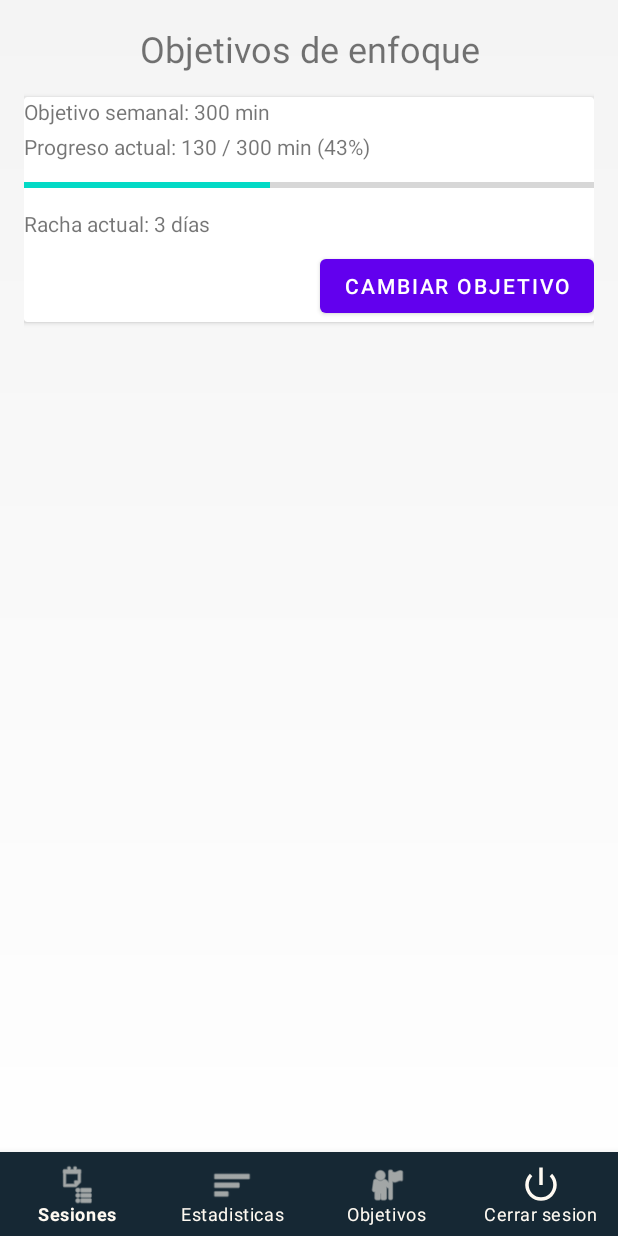
After one commit to reguue2/focustrackr, an Android app: the fragment GoalsFragment placed in its activity, on a phone screen of 412 x 824 dp. The commit adds this screen. Run offline under Robolectric (Android 15) with nearby library versions, the phone set to English and light mode, and no system bars; our stand-ins replace Room's generated code.

Commit message:
Objetivos implementado

```diff
--- a/app/src/main/java/com/example/focustrackr/data/local/dao/SessionDao.java
+++ b/app/src/main/java/com/example/focustrackr/data/local/dao/SessionDao.java
@@ -58,4 +58,36 @@ public interface SessionDao {
      */
     @Delete
     void delete(SessionEntity session);
+
+    /**
+     * Calcula la suma de minutos en un rango de fechas.
+     * Utilizado para medir el progreso semanal.
+     */
+    @Query("SELECT SUM(durationMinutes) FROM sessions WHERE timestamp BETWEEN :startDate AND :endDate")
+    LiveData<Integer> getDurationBetweenDates(long startDate, long endDate);
+
+    /**
+     * Obtiene los minutos agrupados por día.
+     * Utilizado para calcular rachas consecutivas.
+     */
+    @Query("SELECT DATE(timestamp / 1000, 'unixepoch') AS day, SUM(durationMinutes) AS totalMinutes " +
+            "FROM sessions " +
+            "GROUP BY day " +
+            "ORDER BY day DESC")
+    LiveData<List<DayDuration>> getDailyDurations();
+
+    /**
+     * Obtiene las sesiones en un rango de fechas.
+     * Útil para estadísticas adicionales de la semana.
+     */
+    @Query("SELECT * FROM sessions WHERE timestamp BETWEEN :startDate AND :endDate ORDER BY durationMinutes DESC")
+    LiveData<List<SessionEntity>> getSessionsBetweenDates(long startDate, long endDate);
+
+    /**
+     * Clase para representar la duración agrupada por día.
+     */
+    class DayDuration {
+        public String day;
+        public int totalMinutes;
+    }
 }
--- a/app/src/main/java/com/example/focustrackr/data/repository/SessionRepository.java
+++ b/app/src/main/java/com/example/focustrackr/data/repository/SessionRepository.java
@@ -77,4 +77,19 @@ public class SessionRepository {
     public void deleteSession(SessionEntity session) {
         executorService.execute(() -> sessionDao.delete(session));
     }
+
+    /**
+     * Obtiene los minutos registradas entre dos fechas.
+     */
+    public LiveData<Integer> getDurationBetweenDates(long startDate, long endDate) {
+        return sessionDao.getDurationBetweenDates(startDate, endDate);
+    }
+
+    /**
+     * Obtiene los datos diarios (para calcular rachas).
+     */
+    public LiveData<List<SessionDao.DayDuration>> getDailyDurations() {
+        return sessionDao.getDailyDurations();
+    }
+
 }
--- /dev/null
+++ b/app/src/main/java/com/example/focustrackr/ui/main/GoalsFragment.java
@@ -0,0 +1,122 @@
+package com.example.focustrackr.ui.main;
+
+import android.app.AlertDialog;
+import android.os.Bundle;
+import android.text.InputType;
+import android.view.LayoutInflater;
+import android.view.View;
+import android.view.ViewGroup;
+import android.widget.EditText;
+import android.widget.ProgressBar;
+import android.widget.TextView;
+
+import androidx.annotation.NonNull;
+import androidx.annotation.Nullable;
+import androidx.fragment.app.Fragment;
+import androidx.lifecycle.ViewModelProvider;
+
+import com.example.focustrackr.R;
+import com.example.focustrackr.data.local.dao.SessionDao;
+
+import java.util.List;
+
+/**
+ * Fragmento de objetivos semanales de enfoque.
+ * Muestra progreso actual y racha activa.
+ */
+public class GoalsFragment extends Fragment {
+
+    private GoalsViewModel viewModel;
+    private TextView tvWeeklyGoal, tvWeeklyStatus, tvCurrentStreak;
+    private ProgressBar progressWeekly;
+
+    @Nullable
+    @Override
+    public View onCreateView(@NonNull LayoutInflater inflater, @Nullable ViewGroup container, @Nullable Bundle savedInstanceState) {
+        return inflater.inflate(R.layout.fragment_goals, container, false);
+    }
+
+    @Override
+    public void onViewCreated(@NonNull View view, @Nullable Bundle savedInstanceState) {
+        super.onViewCreated(view, savedInstanceState);
+
+        tvWeeklyGoal = view.findViewById(R.id.tvWeeklyGoal);
+        tvWeeklyStatus = view.findViewById(R.id.tvWeeklyStatus);
+        tvCurrentStreak = view.findViewById(R.id.tvCurrentStreak);
+        progressWeekly = view.findViewById(R.id.progressWeekly);
+
+        viewModel = new ViewModelProvider(this).get(GoalsViewModel.class);
+
+        MainViewModel mainViewModel = new ViewModelProvider(requireActivity()).get(MainViewModel.class);
+        viewModel.connectMainViewModel(mainViewModel);
+
+        view.findViewById(R.id.btnChangeGoal).setOnClickListener(v -> showGoalDialog());
+
+        observeData();
+    }
+
+    /**
+     * Observa los datos expuestos por el ViewModel.
+     */
+    private void observeData() {
+        viewModel.getWeeklyGoal().observe(getViewLifecycleOwner(), goal -> {
+            tvWeeklyGoal.setText("Objetivo semanal: " + goal + " min");
+            Integer progress = viewModel.getWeeklyProgress().getValue();
+            int percent = goal > 0 && progress != null ? (progress * 100 / goal) : 0;
+            tvWeeklyStatus.setText("Progreso actual: " + (progress != null ? progress : 0) + " / " + goal + " min (" + percent + "%)");
+            progressWeekly.setProgress(percent);
+        });
+
+        viewModel.getWeeklyProgress().observe(getViewLifecycleOwner(), progress -> {
+            Integer goal = viewModel.getWeeklyGoal().getValue();
+            int percent = (goal != null && goal > 0) ? (progress * 100 / goal) : 0;
+            tvWeeklyStatus.setText("Progreso actual: " + progress + (goal != null ? " / " + goal + " min (" + percent + "%)" : " min"));
+            progressWeekly.setProgress(percent);
+        });
+
+        viewModel.getCurrentStreak().observe(getViewLifecycleOwner(), streak ->
+                tvCurrentStreak.setText("Racha actual: " + streak + " días"));
+    }
+
+    /**
+     * Fuerza actualización al volver a esta pestaña.
+     */
+    @Override
+    public void onResume() {
+        super.onResume();
+        MainViewModel mainViewModel = new ViewModelProvider(requireActivity()).get(MainViewModel.class);
+
+        Integer progress = mainViewModel.getWeeklyDuration().getValue();
+        if (progress != null) {
+            viewModel.setWeeklyProgress(progress);
+        }
+
+        List<SessionDao.DayDuration> dailyData = mainViewModel.getDailyDurations().getValue();
+        if (dailyData != null) {
+            viewModel.forceRecalculateStreak(dailyData);
+        }
+    }
+
+    /**
+     * Muestra un diálogo para cambiar el objetivo semanal.
+     */
+    private void showGoalDialog() {
+        AlertDialog.Builder builder = new AlertDialog.Builder(getContext());
+        builder.setTitle("Nuevo objetivo semanal (min)");
+
+        final EditText input = new EditText(getContext());
+        input.setInputType(InputType.TYPE_CLASS_NUMBER);
+        builder.setView(input);
+
+        builder.setPositiveButton("Guardar", (dialog, which) -> {
+            String value = input.getText().toString();
+            if (!value.isEmpty()) {
+                int newGoal = Integer.parseInt(value);
+                viewModel.setWeeklyGoal(newGoal);
+            }
+        });
+
+        builder.setNegativeButton("Cancelar", (dialog, which) -> dialog.cancel());
+        builder.show();
+    }
+}
--- /dev/null
+++ b/app/src/main/java/com/example/focustrackr/ui/main/GoalsViewModel.java
@@ -0,0 +1,118 @@
+package com.example.focustrackr.ui.main;
+
+import android.app.Application;
+import android.content.SharedPreferences;
+
+import androidx.lifecycle.AndroidViewModel;
+import androidx.lifecycle.LiveData;
+import androidx.lifecycle.MutableLiveData;
+
+import com.example.focustrackr.data.local.dao.SessionDao;
+import com.example.focustrackr.utils.Constants;
+
+import java.text.SimpleDateFormat;
+import java.util.Calendar;
+import java.util.HashSet;
+import java.util.List;
+import java.util.Locale;
+import java.util.Set;
+
+/**
+ * ViewModel responsable de los datos de objetivos.
+ */
+public class GoalsViewModel extends AndroidViewModel {
+
+    private final SharedPreferences prefs;
+
+    private final MutableLiveData<Integer> weeklyGoal;
+    private final MutableLiveData<Integer> weeklyProgress = new MutableLiveData<>(0);
+    private final MutableLiveData<Integer> currentStreak = new MutableLiveData<>(0);
+
+    public GoalsViewModel(Application application) {
+        super(application);
+        prefs = application.getSharedPreferences(Constants.PREFS_NAME, 0);
+        int savedGoal = prefs.getInt(Constants.PREF_WEEKLY_GOAL, 300);
+        weeklyGoal = new MutableLiveData<>(savedGoal);
+    }
+
+    public LiveData<Integer> getWeeklyGoal() { return weeklyGoal; }
+    public LiveData<Integer> getWeeklyProgress() { return weeklyProgress; }
+    public LiveData<Integer> getCurrentStreak() { return currentStreak; }
+
+    /**
+     * Establece un nuevo objetivo semanal y lo guarda.
+     */
+    public void setWeeklyGoal(int minutes) {
+        prefs.edit().putInt(Constants.PREF_WEEKLY_GOAL, minutes).apply();
+        weeklyGoal.setValue(minutes);
+    }
+
+    /**
+     * Actualiza el progreso semanal actual.
+     */
+    public void setWeeklyProgress(int minutes) {
+        weeklyProgress.setValue(minutes);
+    }
+
+    /**
+     * Actualiza la racha actual.
+     */
+    public void setCurrentStreak(int days) {
+        currentStreak.setValue(days);
+    }
+
+    /**
+     * Vincula datos del MainViewModel para obtener progreso real y racha.
+     */
+    public void connectMainViewModel(MainViewModel mainViewModel) {
+        mainViewModel.getWeeklyDuration().observeForever(progress ->
+                setWeeklyProgress(progress != null ? progress : 0));
+
+        mainViewModel.getDailyDurations().observeForever(this::calculateStreak);
+    }
+
+    /**
+     * Calcula la racha de días consecutivos con sesiones.
+     */
+    public void calculateStreak(List<SessionDao.DayDuration> dayDurations) {
+        if (dayDurations == null || dayDurations.isEmpty()) {
+            setCurrentStreak(0);
+            return;
+        }
+
+        Set<String> daysWithSessions = new HashSet<>();
+        for (SessionDao.DayDuration dayDuration : dayDurations) {
+            if (dayDuration != null && dayDuration.totalMinutes > 0 && dayDuration.day != null) {
+                daysWithSessions.add(dayDuration.day);
+            }
+        }
+
+        if (daysWithSessions.isEmpty()) {
+            setCurrentStreak(0);
+            return;
+        }
+
+        SimpleDateFormat sdf = new SimpleDateFormat("yyyy-MM-dd", Locale.getDefault());
+        Calendar calendar = Calendar.getInstance();
+
+        int streak = 0;
+        while (true) {
+            String currentDay = sdf.format(calendar.getTime());
+            if (daysWithSessions.contains(currentDay)) {
+                streak++;
+                calendar.add(Calendar.DAY_OF_MONTH, -1);
+            } else {
+                break;
+            }
+        }
+
+        setCurrentStreak(streak);
+    }
+
+    /**
+     * Fuerza un recálculo explícito de la racha.
+     */
+    public void forceRecalculateStreak(List<SessionDao.DayDuration> dailyData) {
+        calculateStreak(dailyData);
+    }
+}
--- a/app/src/main/java/com/example/focustrackr/ui/main/MainActivity.java
+++ b/app/src/main/java/com/example/focustrackr/ui/main/MainActivity.java
@@ -52,6 +52,13 @@ public class MainActivity extends AppCompatActivity {
                         .commit();
                 return true;
 
+            } else if (id == R.id.nav_goals) {
+                getSupportFragmentManager()
+                        .beginTransaction()
+                        .replace(R.id.fragmentContainer, new GoalsFragment())
+                        .commit();
+                return true;
+
             } else if (id == R.id.nav_logout) {
                 confirmLogout();
                 return true;
@@ -59,6 +66,7 @@ public class MainActivity extends AppCompatActivity {
 
             return false;
         });
+
 
         // Carga por defecto la lista de sesiones.
         if (savedInstanceState == null) {
--- a/app/src/main/java/com/example/focustrackr/ui/main/MainViewModel.java
+++ b/app/src/main/java/com/example/focustrackr/ui/main/MainViewModel.java
@@ -6,9 +6,11 @@ import androidx.annotation.NonNull;
 import androidx.lifecycle.AndroidViewModel;
 import androidx.lifecycle.LiveData;
 
+import com.example.focustrackr.data.local.dao.SessionDao;
 import com.example.focustrackr.data.local.entity.SessionEntity;
 import com.example.focustrackr.data.repository.SessionRepository;
 
+import java.util.Calendar;
 import java.util.List;
 
 /**
@@ -22,6 +24,8 @@ public class MainViewModel extends AndroidViewModel {
     private final LiveData<Integer> totalDuration;
     private final LiveData<Integer> totalSessions;
     private final LiveData<Float> avgFocus;
+    private final LiveData<Integer> weeklyDuration;
+    private final LiveData<List<SessionDao.DayDuration>> dailyDurations;
 
     public MainViewModel(@NonNull Application application) {
         super(application);
@@ -32,10 +36,26 @@ public class MainViewModel extends AndroidViewModel {
         totalDuration = sessionRepository.getTotalDuration();
         totalSessions = sessionRepository.getTotalSessions();
         avgFocus = sessionRepository.getAvgFocus();
+
+        // Calcula progresión semanal desde el lunes actual hasta ahora.
+        Calendar calendar = Calendar.getInstance();
+        calendar.set(Calendar.HOUR_OF_DAY, 0);
+        calendar.set(Calendar.MINUTE, 0);
+        calendar.set(Calendar.SECOND, 0);
+        calendar.set(Calendar.MILLISECOND, 0);
+        calendar.set(Calendar.DAY_OF_WEEK, Calendar.MONDAY);
+        long start = calendar.getTimeInMillis();
+        long end = System.currentTimeMillis();
+        weeklyDuration = sessionRepository.getDurationBetweenDates(start, end);
+
+        // Datos diarios para cálculo de racha.
+        dailyDurations = sessionRepository.getDailyDurations();
     }
 
     public LiveData<List<SessionEntity>> getSessions() { return sessions; }
     public LiveData<Integer> getTotalDuration() { return totalDuration; }
     public LiveData<Integer> getTotalSessions() { return totalSessions; }
     public LiveData<Float> getAvgFocus() { return avgFocus; }
+    public LiveData<Integer> getWeeklyDuration() { return weeklyDuration; }
+    public LiveData<List<SessionDao.DayDuration>> getDailyDurations() { return dailyDurations; }
 }
--- a/app/src/main/java/com/example/focustrackr/utils/Constants.java
+++ b/app/src/main/java/com/example/focustrackr/utils/Constants.java
@@ -14,4 +14,7 @@ public class Constants {
 
     // Clave para envío de email entre actividades
     public static final String EXTRA_USER_EMAIL = "USER_EMAIL";
+
+    // Objetivo semanal de enfoque (minutos)
+    public static final String PREF_WEEKLY_GOAL = "weekly_goal";
 }
--- /dev/null
+++ b/app/src/main/res/layout/fragment_goals.xml
@@ -0,0 +1,90 @@
+<?xml version="1.0" encoding="utf-8"?>
+<ScrollView xmlns:android="http://schemas.android.com/apk/res/android"
+    android:layout_width="match_parent"
+    android:layout_height="match_parent"
+    android:padding="16dp">
+
+    <LinearLayout
+        android:layout_width="match_parent"
+        android:layout_height="wrap_content"
+        android:orientation="vertical">
+
+        <!-- Título -->
+        <TextView
+            android:id="@+id/tvGoalsTitle"
+            android:layout_width="match_parent"
+            android:layout_height="wrap_content"
+            android:text="Objetivos de enfoque"
+            android:textAlignment="center"
+            android:textSize="24sp"
+            android:paddingBottom="16dp" />
+
+        <!-- Card con datos principales -->
+        <androidx.cardview.widget.CardView
+            android:layout_width="match_parent"
+            android:layout_height="wrap_content"
+            android:layout_marginBottom="16dp"
+            android:padding="16dp"
+            android:elevation="4dp">
+
+            <LinearLayout
+                android:layout_width="match_parent"
+                android:layout_height="wrap_content"
+                android:orientation="vertical">
+
+                <TextView
+                    android:id="@+id/tvWeeklyGoal"
+                    android:layout_width="match_parent"
+                    android:layout_height="wrap_content"
+                    android:text="Objetivo semanal: -- min"
+                    android:paddingBottom="4dp" />
+
+                <!-- Estado/porcentaje -->
+                <TextView
+                    android:id="@+id/tvWeeklyStatus"
+                    android:layout_width="match_parent"
+                    android:layout_height="wrap_content"
+                    android:text="Progreso: -- / -- min (--%)"
+                    android:paddingBottom="8dp" />
+
+                <ProgressBar
+                    android:id="@+id/progressWeekly"
+                    style="?android:attr/progressBarStyleHorizontal"
+                    android:layout_width="match_parent"
+                    android:layout_height="wrap_content"
+                    android:progress="0"
+                    android:max="100"
+                    android:paddingBottom="8dp" />
+
+                <TextView
+                    android:id="@+id/tvCurrentStreak"
+                    android:layout_width="match_parent"
+                    android:layout_height="wrap_content"
+                    android:text="Racha actual: -- días"
+                    android:paddingBottom="8dp" />
+
+                <!-- Botón para cambiar objetivo -->
+                <Button
+                    android:id="@+id/btnChangeGoal"
+                    android:layout_width="wrap_content"
+                    android:layout_height="wrap_content"
+                    android:text="Cambiar objetivo"
+                    android:layout_gravity="end" />
+
+            </LinearLayout>
+
+        </androidx.cardview.widget.CardView>
+
+        <!-- Placeholder gráfica -->
+        <TextView
+            android:layout_width="match_parent"
+            android:layout_height="wrap_content"
+            android:text="(Gráfico próximamente)"
+            android:textAlignment="center"
+            android:textSize="16sp"
+            android:paddingTop="8dp"
+            android:visibility="gone" />
+
+    </LinearLayout>
+
+</ScrollView>
--- a/app/src/main/res/menu/menu_bottom_nav.xml
+++ b/app/src/main/res/menu/menu_bottom_nav.xml
@@ -12,6 +12,11 @@
         android:icon="@android:drawable/ic_menu_sort_by_size" />
 
     <item
+        android:id="@+id/nav_goals"
+        android:title="Objetivos"
+        android:icon="@android:drawable/ic_menu_myplaces" />
+
+    <item
         android:id="@+id/nav_logout"
         android:title="Cerrar sesion"
         android:icon="@android:drawable/ic_lock_power_off" />
```
